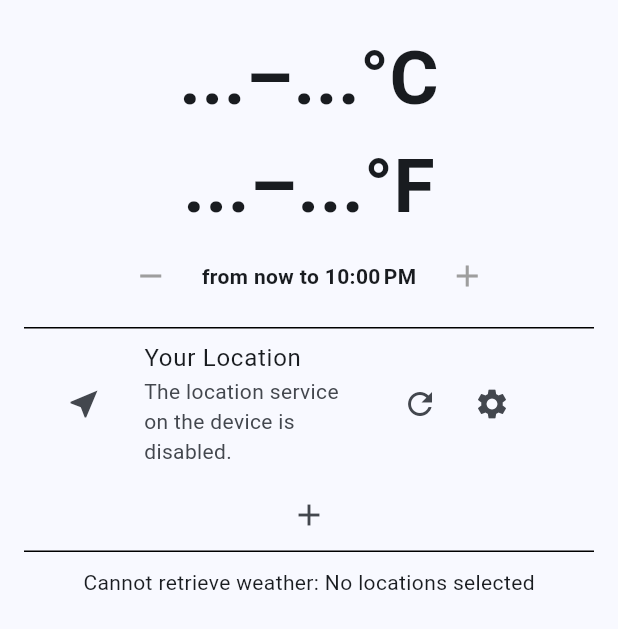
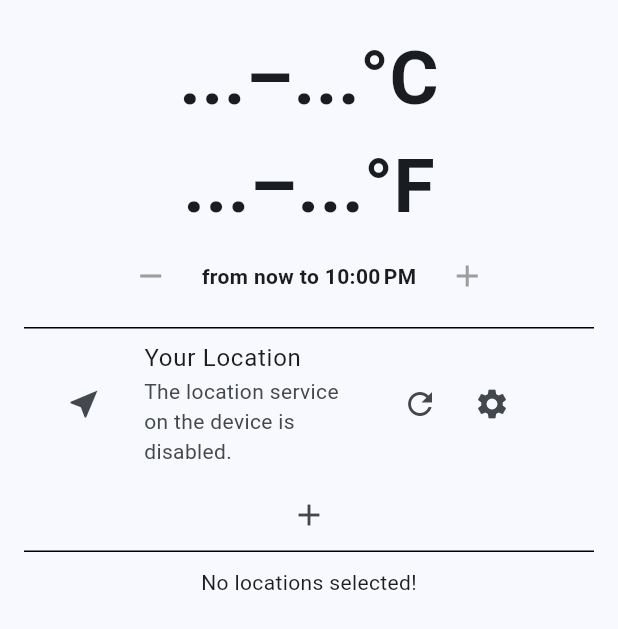
Before and after one commit to theturboturnip/turnip_rundown, a Flutter app: the RundownScreen screen opened directly, on a phone screen of 412 x 824 dp. Shown: the top 629 px of the screen. Run offline on Flutter 3.47's test engine with Material 3 defaults, Android fonts, the phone set to English and light mode, and no system bars; our stand-ins replace bloc, bloc_concurrency, equatable, fl_chart, flutter_bloc, geolocator and 6 more; missing offline and left inert: flutter_adaptive_scaffold; accounts and stored records are empty.

Commit message:
Stop throwing from WeatherInsights constructor

```diff
--- a/lib/data/weather/insights.dart
+++ b/lib/data/weather/insights.dart
@@ -272,8 +272,8 @@ final class WeatherInsights {
     required this.humidityAt,
     required this.windAt,
   });
-  final (Data<Temp>, int) minTempAt;
-  final (Data<Temp>, int) maxTempAt;
+  final (Data<Temp>, int)? minTempAt;
+  final (Data<Temp>, int)? maxTempAt;
   final List<RainStatus> rainAt;
   final List<HumidStatus> humidityAt;
   final List<WindStatus> windAt;
@@ -283,7 +283,11 @@ final class WeatherInsights {
       maxLookahead = 24;
     }
 
-    if (weathers.isEmpty) throw "No locations selected";
+    late final (Data<Temp>, int)? minTempAt, maxTempAt;
+    if (weathers.isEmpty) {
+      minTempAt = null;
+      maxTempAt = null;
+    } else {
       List<(double, double)> minMaxTempC;
       if (config.useEstimatedWetBulbTemp) {
         minMaxTempC = weathers.map((weather) => weather.estimatedWetBulbGlobeTemp.valuesAs(Temp.celsius).take(maxLookahead).minMax as (double, double)).toList();
@@ -300,10 +304,13 @@ final class WeatherInsights {
           maxCAt = (max, index);
         }
       }
+      minTempAt = (Data(minCAt.$1, Temp.celsius), minCAt.$2);
+      maxTempAt = (Data(maxCAt.$1, Temp.celsius), maxCAt.$2);
+    }
 
     return WeatherInsights(
-      minTempAt: (Data(minCAt.$1, Temp.celsius), minCAt.$2),
-      maxTempAt: (Data(maxCAt.$1, Temp.celsius), maxCAt.$2),
+      minTempAt: minTempAt,
+      maxTempAt: maxTempAt,
       rainAt: weathers.map((weather) => RainStatus.fromAnalysis(weather, config, maxLookahead)).toList(),
       humidityAt: weathers.map((weather) => HumidStatus.fromAnalysis(weather, config, maxLookahead)).toList(),
       windAt: weathers.map((weather) => WindStatus.fromAnalysis(weather, config, maxLookahead)).toList(),
--- a/lib/screens/rundown/screen.dart
+++ b/lib/screens/rundown/screen.dart
@@ -172,10 +172,10 @@ class RundownScreen extends StatelessWidget {
           spacing: 40.0,
           children: settings.temperatureUnit.displayUnits().map(
             (unit) {
-              final minString = (weather is SuccessfulWeatherPrediction) ? weather.insights.minTempAt.$1.valueAs(unit).toStringAsFixed(1) : "...";
-              final maxString = (weather is SuccessfulWeatherPrediction) ? weather.insights.maxTempAt.$1.valueAs(unit).toStringAsFixed(1) : "...";
+              final minString = (weather is SuccessfulWeatherPrediction) ? weather.insights.minTempAt?.$1.valueAs(unit).toStringAsFixed(1) : null;
+              final maxString = (weather is SuccessfulWeatherPrediction) ? weather.insights.maxTempAt?.$1.valueAs(unit).toStringAsFixed(1) : null;
               return Text(
-                "$minString–$maxString${unit.display}",
+                "${minString ?? "..."}–${maxString ?? "..."}${unit.display}",
                 style: const TextStyle(fontWeight: FontWeight.bold, fontSize: 50),
               );
             },
@@ -385,6 +385,7 @@ class RundownScreen extends StatelessWidget {
   }) {
     return [
       if (state is FailedWeatherPrediction) Text("Cannot retrieve weather: ${state.error}"),
+      if (state is SuccessfulWeatherPrediction && state.weathers.isEmpty) const Text("No locations selected!"),
       if (state is SuccessfulWeatherPrediction && state.weathers.isNotEmpty) ...[
         // Wrap(
         //   crossAxisAlignment: WrapCrossAlignment.center,
```
Lines whose indentation alone changed are shown as unchanged.
